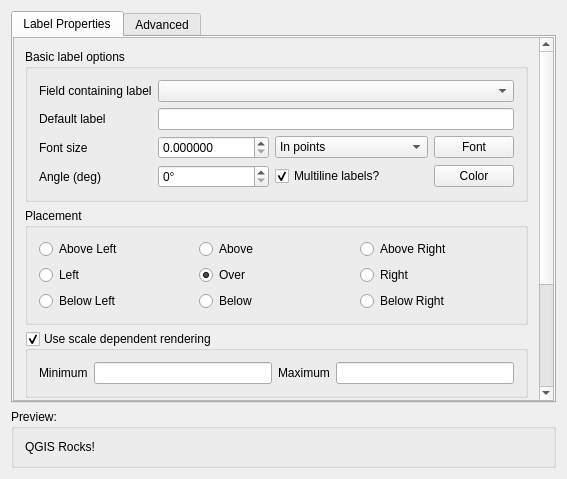
Old version of the form qgis/src/ui/qgslabeldialogbase.ui in the repository sourcepole/qgis.
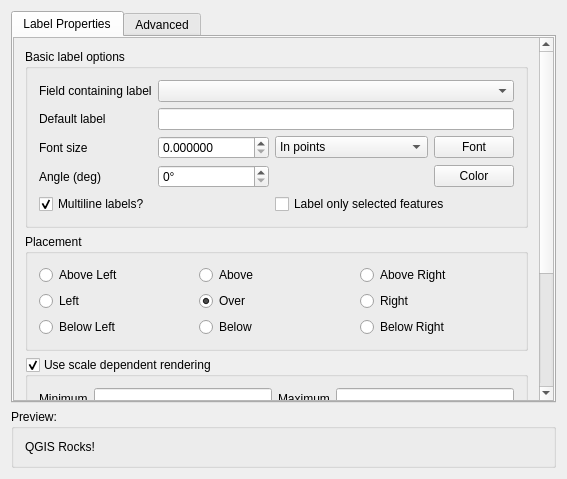
New version of the form.

Commit message: [FEATURE] label only selected features (implements #2717)

What changed in the file:
```diff
--- a/qgis/src/ui/qgslabeldialogbase.ui
+++ b/qgis/src/ui/qgslabeldialogbase.ui
@@ -44,7 +44,7 @@
             <x>0</x>
             <y>0</y>
             <width>525</width>
-            <height>512</height>
+            <height>510</height>
            </rect>
           </property>
           <layout class="QGridLayout" name="gridLayout_2">
@@ -420,16 +420,6 @@
                 </item>
                </widget>
               </item>
-              <item row="6" column="2">
-               <widget class="QCheckBox" name="chkUseMultiline">
-                <property name="text">
-                 <string>Multiline labels?</string>
-                </property>
-                <property name="checked">
-                 <bool>true</bool>
-                </property>
-               </widget>
-              </item>
               <item row="3" column="3">
                <widget class="QPushButton" name="btnDefaultFont">
                 <property name="sizePolicy">
@@ -456,6 +446,23 @@
                 </property>
                </widget>
               </item>
+              <item row="7" column="0" colspan="2">
+               <widget class="QCheckBox" name="chkUseMultiline">
+                <property name="text">
+                 <string>Multiline labels?</string>
+                </property>
+                <property name="checked">
+                 <bool>true</bool>
+                </property>
+               </widget>
+              </item>
+              <item row="7" column="2" colspan="2">
+               <widget class="QCheckBox" name="chkSelectedOnly">
+                <property name="text">
+                 <string>Label only selected features</string>
+                </property>
+               </widget>
+              </item>
              </layout>
             </widget>
            </item>
```
Left out of the diff: 3 changed lines with no effect on the pictures. The commit also changes 6 other files.
